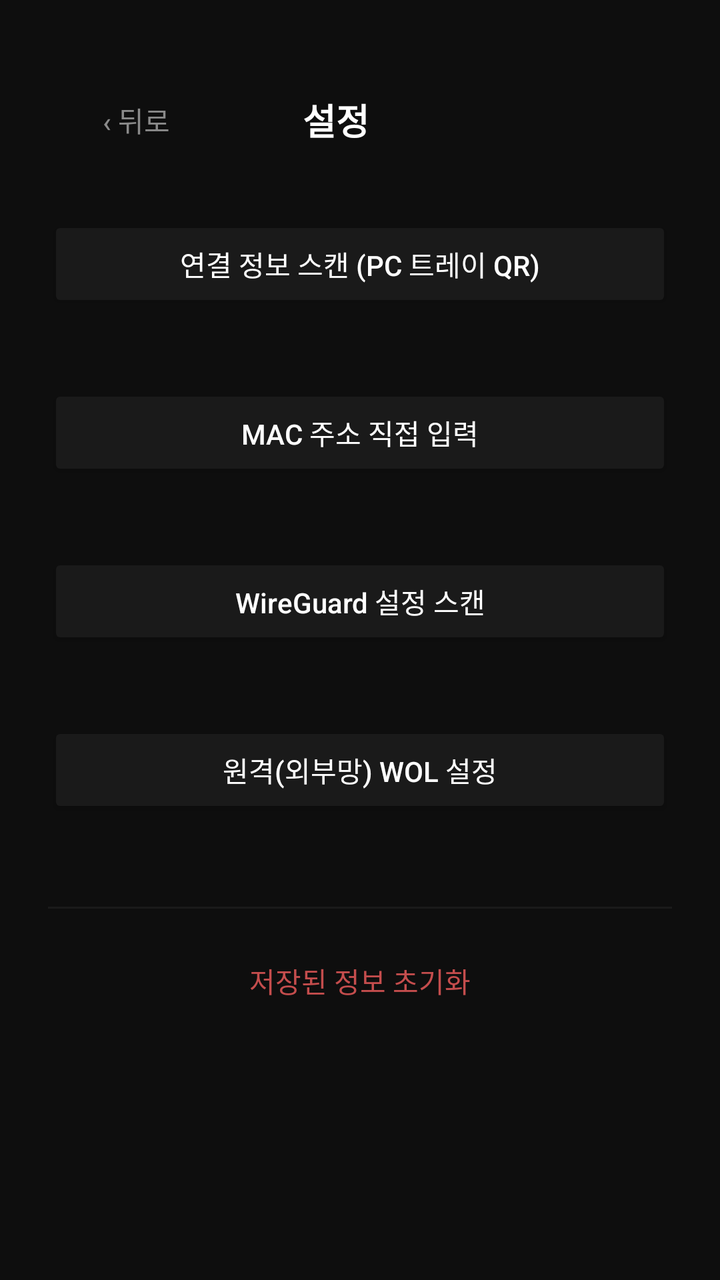
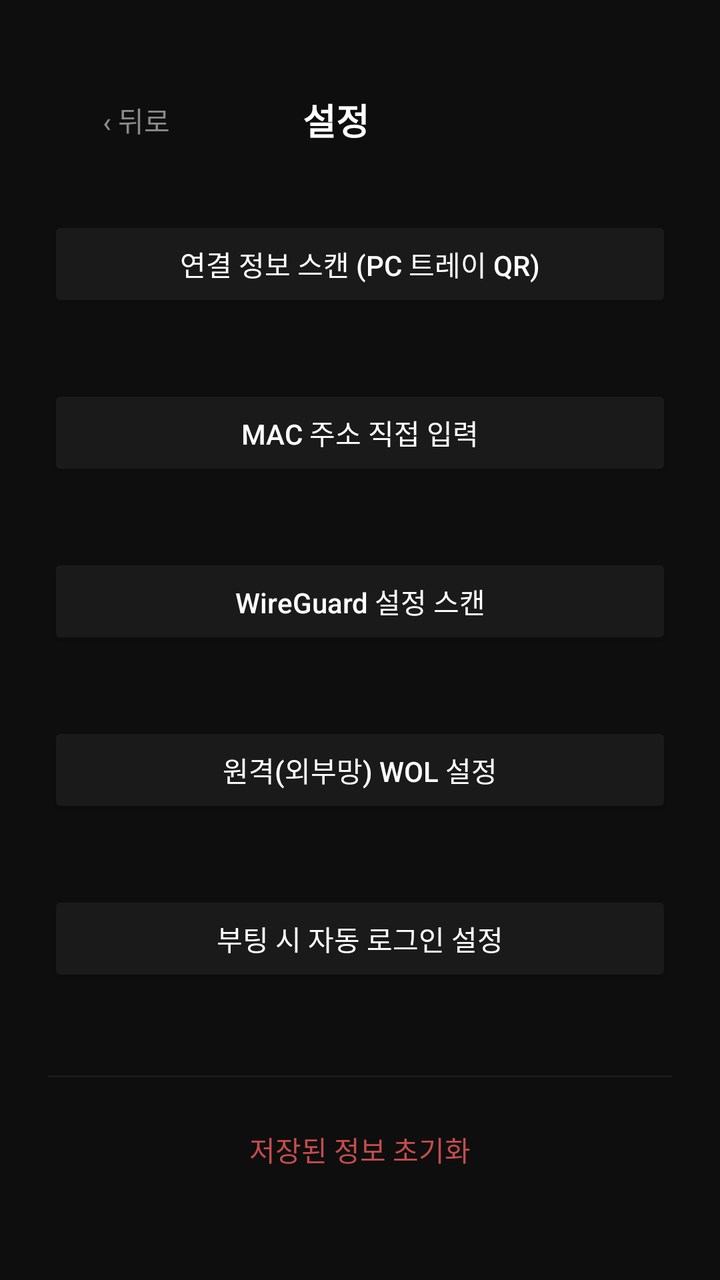

An Android layout rendered at two revisions. The XML below is the earlier revision; the diff shows what the commit changed to produce the second picture.
<!-- AndroidManifest.xml: application theme Theme.WireWOL -->
<!-- res/layout/activity_settings.xml -->
<?xml version="1.0" encoding="utf-8"?>
<ScrollView xmlns:android="http://schemas.android.com/apk/res/android"
    android:layout_width="match_parent"
    android:layout_height="match_parent"
    android:background="@color/ww_background"
    android:fillViewport="true">

    <LinearLayout
        android:layout_width="match_parent"
        android:layout_height="wrap_content"
        android:orientation="vertical"
        android:padding="24dp">

        <LinearLayout
            android:layout_width="match_parent"
            android:layout_height="wrap_content"
            android:layout_marginTop="12dp"
            android:gravity="center_vertical"
            android:orientation="horizontal">

            <Button
                android:id="@+id/backButton"
                style="?android:attr/borderlessButtonStyle"
                android:layout_width="wrap_content"
                android:layout_height="wrap_content"
                android:text="@string/back"
                android:textAllCaps="false"
                android:textColor="@color/ww_hint" />

            <TextView
                android:layout_width="0dp"
                android:layout_height="wrap_content"
                android:layout_weight="1"
                android:gravity="center"
                android:text="@string/settings_title"
                android:textColor="@color/ww_text"
                android:textSize="18sp"
                android:textStyle="bold" />

            
            <View
                android:layout_width="0dp"
                android:layout_height="1dp"
                android:layout_weight="1" />
        </LinearLayout>

        <Button
            android:id="@+id/scanPairingButton"
            android:layout_width="match_parent"
            android:layout_height="wrap_content"
            android:layout_marginTop="24dp"
            android:backgroundTint="@color/ww_surface"
            android:text="@string/scan_pairing"
            android:textAllCaps="false"
            android:textColor="@color/ww_text" />

        <TextView
            android:id="@+id/scanPairingStatus"
            android:layout_width="match_parent"
            android:layout_height="wrap_content"
            android:layout_marginTop="4dp"
            android:layout_marginStart="4dp"
            android:textColor="@color/ww_hint"
            android:textSize="12sp" />

        <Button
            android:id="@+id/editMacButton"
            android:layout_width="match_parent"
            android:layout_height="wrap_content"
            android:layout_marginTop="16dp"
            android:backgroundTint="@color/ww_surface"
            android:text="@string/edit_mac"
            android:textAllCaps="false"
            android:textColor="@color/ww_text" />

        <TextView
            android:id="@+id/editMacStatus"
            android:layout_width="match_parent"
            android:layout_height="wrap_content"
            android:layout_marginTop="4dp"
            android:layout_marginStart="4dp"
            android:textColor="@color/ww_hint"
            android:textSize="12sp" />

        <Button
            android:id="@+id/scanWireGuardButton"
            android:layout_width="match_parent"
            android:layout_height="wrap_content"
            android:layout_marginTop="16dp"
            android:backgroundTint="@color/ww_surface"
            android:text="@string/wireguard_scan_button"
            android:textAllCaps="false"
            android:textColor="@color/ww_text" />

        <TextView
            android:id="@+id/scanWireGuardStatus"
            android:layout_width="match_parent"
            android:layout_height="wrap_content"
            android:layout_marginTop="4dp"
            android:layout_marginStart="4dp"
            android:textColor="@color/ww_hint"
            android:textSize="12sp" />

        <Button
            android:id="@+id/routerWolSettingsButton"
            android:layout_width="match_parent"
            android:layout_height="wrap_content"
            android:layout_marginTop="16dp"
            android:backgroundTint="@color/ww_surface"
            android:text="@string/router_wol_open_settings"
            android:textAllCaps="false"
            android:textColor="@color/ww_text" />

        <TextView
            android:id="@+id/routerWolStatus"
            android:layout_width="match_parent"
            android:layout_height="wrap_content"
            android:layout_marginTop="4dp"
            android:layout_marginStart="4dp"
            android:textColor="@color/ww_hint"
            android:textSize="12sp" />

        <View
            android:layout_width="match_parent"
            android:layout_height="1dp"
            android:layout_marginTop="24dp"
            android:layout_marginBottom="4dp"
            android:background="@color/ww_surface" />

        <Button
            android:id="@+id/clearAllButton"
            style="?android:attr/borderlessButtonStyle"
            android:layout_width="match_parent"
            android:layout_height="wrap_content"
            android:layout_marginTop="8dp"
            android:text="@string/clear_all"
            android:textAllCaps="false"
            android:textColor="@color/ww_accent_red" />

    </LinearLayout>
</ScrollView>
<!-- resources referenced by this layout -->
<resources>
  <color name="ww_accent_red">#c44d4d</color>
  <color name="ww_background">#0e0e0e</color>
  <color name="ww_hint">#8a8a8a</color>
  <color name="ww_surface">#1a1a1a</color>
  <color name="ww_text">#ffffff</color>
  <string name="back">‹ 뒤로</string>
  <string name="clear_all">저장된 정보 초기화</string>
  <string name="edit_mac">MAC 주소 직접 입력</string>
  <string name="router_wol_open_settings">원격(외부망) WOL 설정</string>
  <string name="scan_pairing">연결 정보 스캔 (PC 트레이 QR)</string>
  <string name="settings_title">설정</string>
  <string name="wireguard_scan_button">WireGuard 설정 스캔</string>
  <style name="Theme.WireWOL" parent="Theme.MaterialComponents.NoActionBar">
          <item name="android:windowBackground">@color/ww_background</item>
          <item name="colorPrimary">@color/ww_accent</item>
          <item name="colorPrimaryDark">@color/ww_background</item>
          <item name="colorAccent">@color/ww_accent</item>
          <item name="android:statusBarColor">@color/ww_background</item>
          <item name="android:navigationBarColor">@color/ww_background</item>
          <item name="android:windowLightStatusBar">false</item>
      </style>
  <color name="ww_accent">#4d7fd6</color>
</resources>

<!-- the commit's change to res/layout/activity_settings.xml (unified diff, before → after) -->
@@ -120,6 +120,25 @@
             android:textColor="@color/ww_hint"
             android:textSize="12sp" />
 
+        <Button
+            android:id="@+id/autoLoginSettingsButton"
+            android:layout_width="match_parent"
+            android:layout_height="wrap_content"
+            android:layout_marginTop="16dp"
+            android:backgroundTint="@color/ww_surface"
+            android:text="@string/autologin_open_settings"
+            android:textAllCaps="false"
+            android:textColor="@color/ww_text" />
+
+        <TextView
+            android:id="@+id/autoLoginStatus"
+            android:layout_width="match_parent"
+            android:layout_height="wrap_content"
+            android:layout_marginTop="4dp"
+            android:layout_marginStart="4dp"
+            android:textColor="@color/ww_hint"
+            android:textSize="12sp" />
+
         <View
             android:layout_width="match_parent"
             android:layout_height="1dp"
<!-- resource entries referenced after the edit -->
@@ -5,6 +5,7 @@
   <color name="ww_hint">#8a8a8a</color>
   <color name="ww_surface">#1a1a1a</color>
   <color name="ww_text">#ffffff</color>
+  <string name="autologin_open_settings">부팅 시 자동 로그인 설정</string>
   <string name="back">‹ 뒤로</string>
   <string name="clear_all">저장된 정보 초기화</string>
   <string name="edit_mac">MAC 주소 직접 입력</string>
